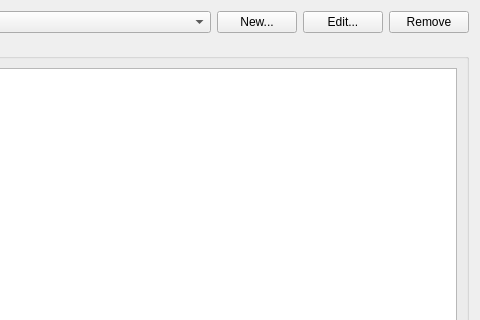
riuson/lcd-image-converter, file controls/setup/dialogconvert2.ui: the form before one commit; both pictures show x 615 to 1095 and y 0 to 320 of the 1095 by 723 pixel window.
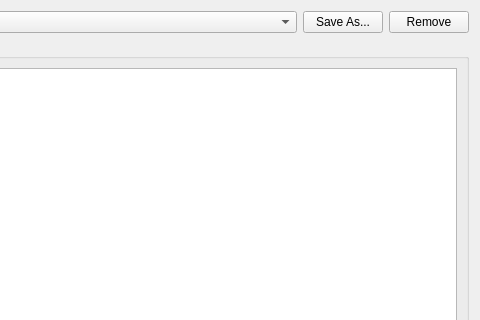
The form after the commit.

```diff
--- a/controls/setup/dialogconvert2.ui
+++ b/controls/setup/dialogconvert2.ui
@@ -42,14 +42,7 @@
      <item>
       <widget class="QPushButton" name="pushButtonPresetNew">
        <property name="text">
-        <string>New...</string>
-       </property>
-      </widget>
-     </item>
-     <item>
-      <widget class="QPushButton" name="pushButtonPresetEdit">
-       <property name="text">
-        <string>Edit...</string>
+        <string>Save As...</string>
        </property>
       </widget>
      </item>
```
Left out of the diff: 4 changed lines with no effect on the pictures.
